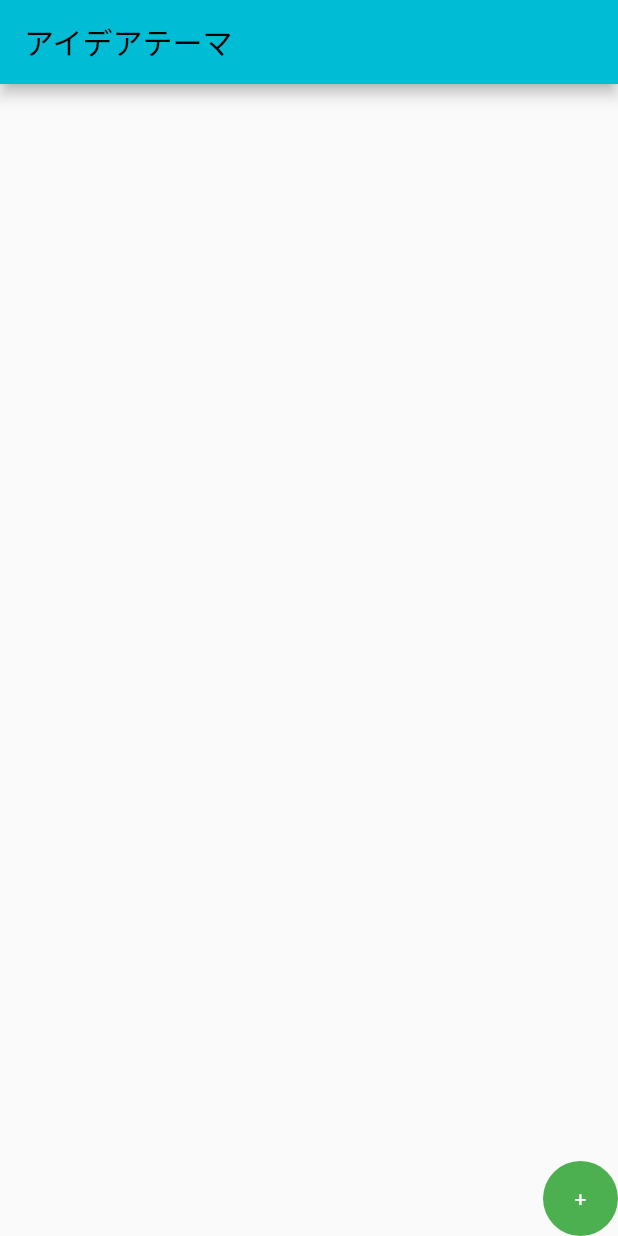
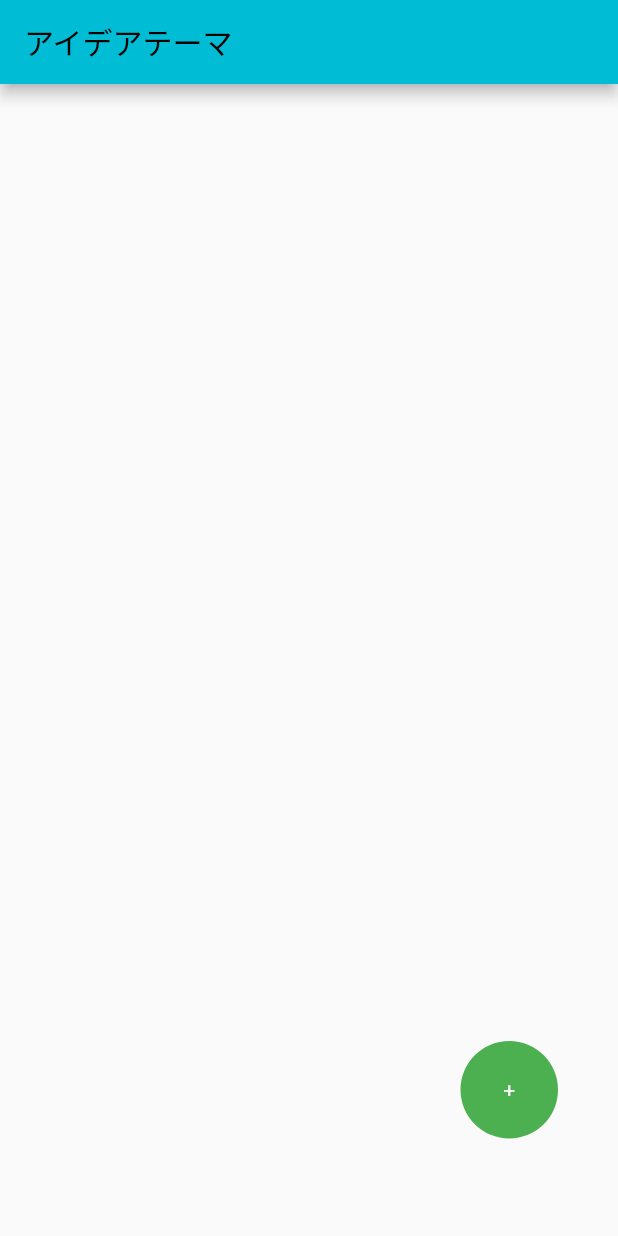
Before and after one commit to ktr17/flutter_brainstorming, a Flutter app: the screen it shows after launch, on a phone screen of 412 x 824 dp. Run offline on Flutter 3.47's test engine with Material 2 defaults, Android fonts, the phone set to English and light mode, and no system bars; our stand-ins replace sqflite; accounts and stored records are empty.

Commit message:
modify: ListViewに表示されているテーマをタップして、アイデアを入力する画面へ遷移する処理を追加

```diff
--- a/lib/brainstorming_page.dart
+++ b/lib/brainstorming_page.dart
@@ -12,8 +12,8 @@ Future loadAssetsCsvFile(String name) async {
   return rootBundle.loadString('assets/' + name);
 }
 
-class HomePage extends StatelessWidget {
-  const HomePage({Key? key}) : super(key: key);
+class InputIdeaPage extends StatelessWidget {
+  const InputIdeaPage({Key? key}) : super(key: key);
 
   @override
   Widget build(BuildContext context) {
--- a/lib/main.dart
+++ b/lib/main.dart
@@ -4,6 +4,7 @@
 import 'package:flutter_brainstorming/ui/button_widget.dart';
 import 'brainstorming_page.dart';
 import 'package:flutter_brainstorming/add_item_theme_page.dart';
+import 'package:flutter_brainstorming/brainstorming_page.dart';
 
 void main() {
   runApp(const IdeaThemePage());
@@ -36,13 +37,22 @@
   Widget build(BuildContext context) {
     return Scaffold(
         appBar: AppBar(title: const Text('アイデアテーマ')),
-      body: Stack(
+        body: Padding(
+          padding: const EdgeInsets.only(right: 40, bottom: 65),
+          child: Stack(
             children: [
               ListView.builder(
                 itemCount: _ideaThemeList.length,
                 itemBuilder: (BuildContext context, int index) {
                   return ListTile(
                     title: Text(_ideaThemeList[index]),
+                    onTap: () {
+                      Navigator.push(
+                          context,
+                          MaterialPageRoute(
+                            // TODO: テーマに対して、値を入力する
+                            builder: (context) => const InputIdeaPage()));
+                    },
                   );
                 },
               ),
@@ -62,8 +72,8 @@
                     });
                   },
                   child: Container(
-                width: 50,
-                height: 50,
+                    width: 65,
+                    height: 65,
                     decoration: BoxDecoration(
                       borderRadius: BorderRadius.circular(50),
                       color: Colors.green,
@@ -78,8 +88,6 @@
               ),
             ],
           ),
-    );
+        ));
   }
-
-  void _awaitReturnIdeaTheme(BuildContext context) async {}
 }
```
Lines whose indentation alone changed are shown as unchanged.
